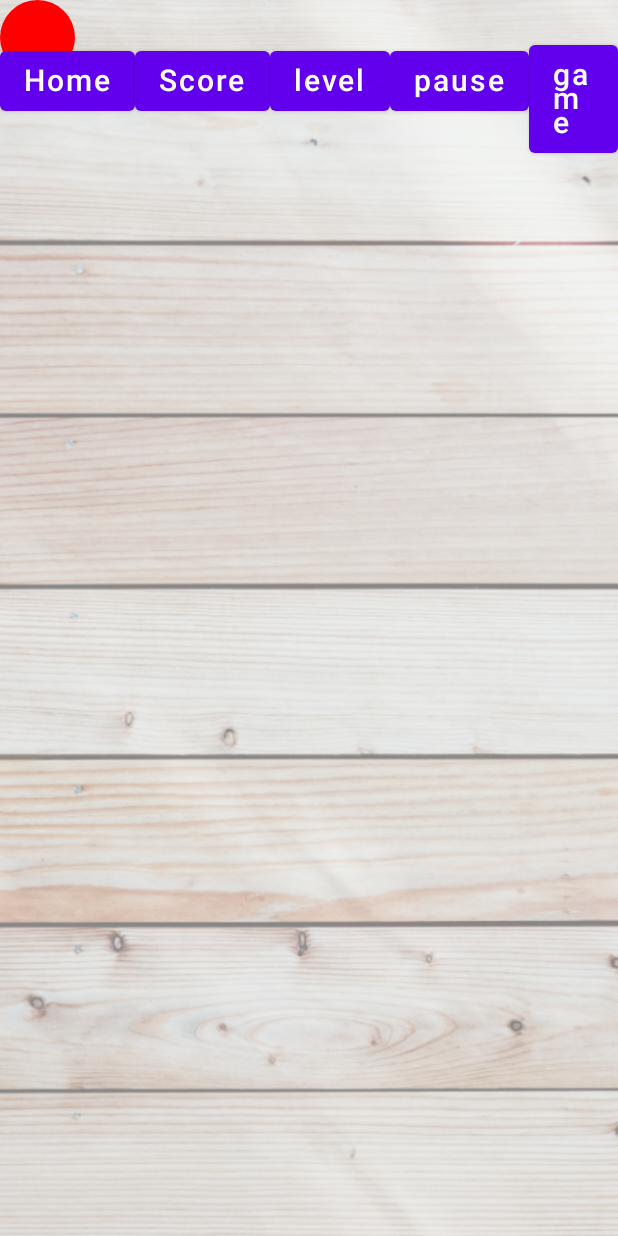
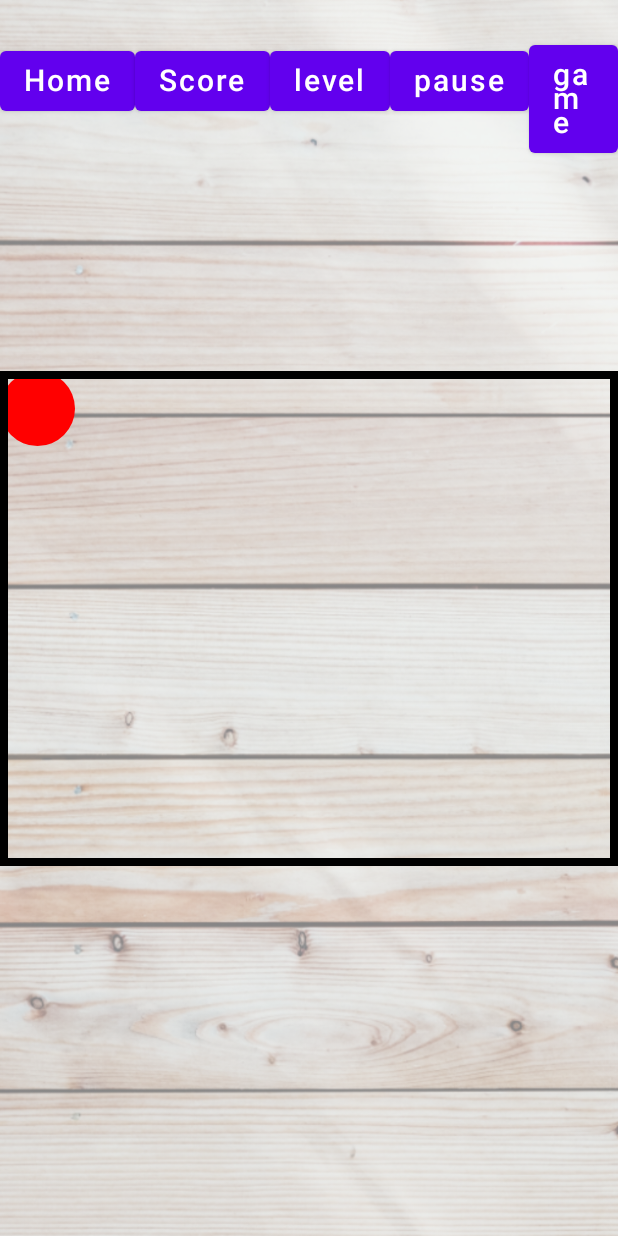
Before and after one commit to FabingoTH/MoCo_SoSe_2023, an Android app built with Jetpack Compose: the BallScreen screen opened through its navigation route, on a phone screen of 412 x 824 dp. Run offline under Robolectric (Android 15) with nearby library versions, the phone set to English and light mode, and no system bars; our stand-ins replace livedata-compose; Roboto replaces fonts that are not available here.

Commit message:
Fullscreen
App läuft jetzt im Fullscreen. Ich bin mir allerdings nicht sicher, ob der Code funktioniert, weil ich auch ein paar Sachen im MVVM geändert habe. Proceed with Caution etc. etc., aber App Fullscreen Code sollte zumindest laufen.

```diff
--- a/app/src/main/java/com/example/marboles/MVVM/View.kt
+++ /dev/null
@@ -1,19 +0,0 @@
-package com.example.marboles.mvvm
-
-import androidx.compose.runtime.Composable
-import androidx.compose.runtime.getValue
-import androidx.compose.runtime.livedata.observeAsState
-import androidx.compose.ui.Modifier
-import androidx.compose.ui.geometry.Offset
-import androidx.navigation.NavController
-import com.example.marboles.Ball
-
-// GAME VIEW
-
-@Composable
-fun BallScreen(navController: NavController, viewModel : SensorViewModel) {
-    val ballCoordinates by viewModel.ballCoordinates.observeAsState(Offset.Zero)
-    Ball(Modifier, ballCoordinates)
-
-    val offset by viewModel.ballCoordinates.observeAsState()
-}
--- a/app/src/main/java/com/example/marboles/MainActivity.kt
+++ b/app/src/main/java/com/example/marboles/MainActivity.kt
@@ -5,6 +5,7 @@ import android.content.Context
 import android.content.ContextWrapper
 import android.content.pm.ActivityInfo
 import android.os.Bundle
+import android.view.View
 import androidx.activity.ComponentActivity
 import androidx.activity.compose.setContent
 import androidx.compose.foundation.Image
@@ -47,6 +48,15 @@ class MainActivity : ComponentActivity() {
     var yMax = 0f
     override fun onCreate(savedInstanceState: Bundle?) {
         val viewModel = SensorViewModel(this) // Funktioniert das...?
+
+        window.decorView.systemUiVisibility = (
+                View.SYSTEM_UI_FLAG_LAYOUT_FULLSCREEN
+                        or View.SYSTEM_UI_FLAG_LAYOUT_STABLE
+                        or View.SYSTEM_UI_FLAG_FULLSCREEN
+                        or View.SYSTEM_UI_FLAG_IMMERSIVE_STICKY
+                        or View.SYSTEM_UI_FLAG_HIDE_NAVIGATION
+                        or View.SYSTEM_UI_FLAG_LAYOUT_HIDE_NAVIGATION)
+        window.navigationBarColor = android.graphics.Color.TRANSPARENT
 
         super.onCreate(savedInstanceState)
 
@@ -163,18 +173,6 @@ fun NavigationButton(label : String, navController: NavController, screenName: S
     {
         Text(text = label, color = Color.Black, fontSize = 30.sp)
     }
-}
-
-// BALL
-@Composable
-fun Ball(modifier: Modifier = Modifier, coordinates : Offset) {
-    Box(
-        modifier = modifier
-            .offset(coordinates.x.dp, coordinates.y.dp)
-            .size(50.dp)
-            .clip(CircleShape)
-            .background(Color.Red)
-    )
 }
 
 // SCORE
--- /dev/null
+++ b/app/src/main/java/com/example/marboles/mvvm/Model.kt
@@ -0,0 +1,86 @@
+package com.example.marboles.mvvm
+
+import android.hardware.Sensor
+import android.hardware.SensorEvent
+import android.hardware.SensorEventListener
+import android.hardware.SensorManager
+import androidx.compose.foundation.BorderStroke
+import androidx.compose.foundation.background
+import androidx.compose.foundation.border
+import androidx.compose.foundation.layout.Box
+import androidx.compose.foundation.layout.fillMaxSize
+import androidx.compose.foundation.layout.offset
+import androidx.compose.foundation.layout.size
+import androidx.compose.foundation.shape.CircleShape
+import androidx.compose.runtime.Composable
+import androidx.compose.runtime.getValue
+import androidx.compose.runtime.livedata.observeAsState
+import androidx.compose.ui.Alignment
+import androidx.compose.ui.Modifier
+import androidx.compose.ui.draw.clip
+import androidx.compose.ui.geometry.Offset
+import androidx.compose.ui.graphics.Color
+import androidx.compose.ui.modifier.modifierLocalConsumer
+import androidx.compose.ui.platform.LocalDensity
+import androidx.compose.ui.unit.Dp
+import androidx.compose.ui.unit.dp
+import androidx.lifecycle.LiveData
+import androidx.lifecycle.MutableLiveData
+import androidx.navigation.NavController
+
+// Provisorische Größen
+val playingFieldWidth = 710.dp
+val playingFieldHeight = 330.dp
+
+// GAMESCREEN
+
+@Composable
+fun BallScreen(navController: NavController, viewModel : SensorViewModel) {
+    val ballCoordinates by viewModel.ballCoordinates.observeAsState(Offset.Zero)
+
+    // Konvertiere playingFieldHeight und Width zu Float um diese unten zu vergleichen
+    val widthToFloat = with(LocalDensity.current) { playingFieldWidth.toPx() }
+    val heightToFloat = with(LocalDensity.current) { playingFieldHeight.toPx() }
+
+    // Maximum Ball X und Y
+    val maxBallX = ballCoordinates.x.coerceIn(0f, widthToFloat)
+    val maxBallY = ballCoordinates.y.coerceIn(0f, heightToFloat)
+
+    // Playing Field
+    Box(contentAlignment = Alignment.Center,
+        modifier = Modifier
+            .fillMaxSize()
+            .background(Color.Transparent))
+    {
+        Box(modifier = Modifier
+            .size(width = playingFieldWidth, height = playingFieldHeight)
+            .border(BorderStroke(5.dp, Color.Black))
+            .background(Color.Transparent)
+        ) {
+            Ball(Modifier, ballCoordinates)
+        }
+    }
+}
+
+// BALL
+@Composable
+fun Ball(modifier: Modifier = Modifier, coordinates : Offset) {
+    Box(
+        modifier = modifier
+            .offset(coordinates.x.dp, coordinates.y.dp)
+            .size(50.dp)
+            .clip(CircleShape)
+            .background(Color.Red)
+    )
+}
+
+// WAND
+@Composable
+fun Wall(modifier : Modifier = Modifier, x : Dp, y : Dp, size : Dp) {
+    Box(
+        modifier = modifier
+            .offset(x, y)
+            .size(size)
+            .background(Color.Black)
+    )
+}
--- a/app/src/main/java/com/example/marboles/MVVM/Model.kt
+++ b/app/src/main/java/com/example/marboles/mvvm/View.kt
@@ -8,13 +8,12 @@ import androidx.compose.ui.geometry.Offset
 import androidx.lifecycle.LiveData
 import androidx.lifecycle.MutableLiveData
 
-// MODEL
+// GAME VIEW
 
-class SensorModel (private val sensorManager : SensorManager) : SensorEventListener {
+class Sensor (private val sensorManager : SensorManager) : SensorEventListener {
     private val accelerometerSensor: Sensor? = sensorManager.getDefaultSensor(Sensor.TYPE_ACCELEROMETER)
-    private var coordinates = Offset(5f, 5f)
-    // ^ Default Position scheint nicht zu funktionieren, deshalb random 500f und 300f.
-    // Soll eigentlich Screen Mitte sein
+    // private var coordinates = Offset(playingFieldWidth / 2, playingFieldHeight / 2)
+    // Default- bzw. Startposition
 
     // Warum Init? Blicke nicht so ganz durch aber scheint zu funktionieren.
     init {
@@ -36,7 +35,7 @@ class SensorModel (private val sensorManager : SensorManager) : SensorEventListe
     }
 
     // Brauchen wir in diesem Fall nicht
-    override fun onAccuracyChanged(p0: android.hardware.Sensor?, p1: Int) { }
+    override fun onAccuracyChanged(p0: Sensor?, p1: Int) { }
 
     fun unregisterListener() {
         sensorManager.unregisterListener(this)
--- a/app/src/main/java/com/example/marboles/MVVM/ViewModel.kt
+++ b/app/src/main/java/com/example/marboles/mvvm/ViewModel.kt
@@ -10,7 +10,7 @@ import androidx.lifecycle.ViewModel
 
 class SensorViewModel(context : Context) : ViewModel() {
     private val sensorManager = context.getSystemService(Context.SENSOR_SERVICE) as SensorManager
-    private val sensorModel = SensorModel(sensorManager)
+    private val sensorModel = Sensor(sensorManager)
 
     val ballCoordinates : LiveData<Offset> = sensorModel.accelerometerData
 }
```
